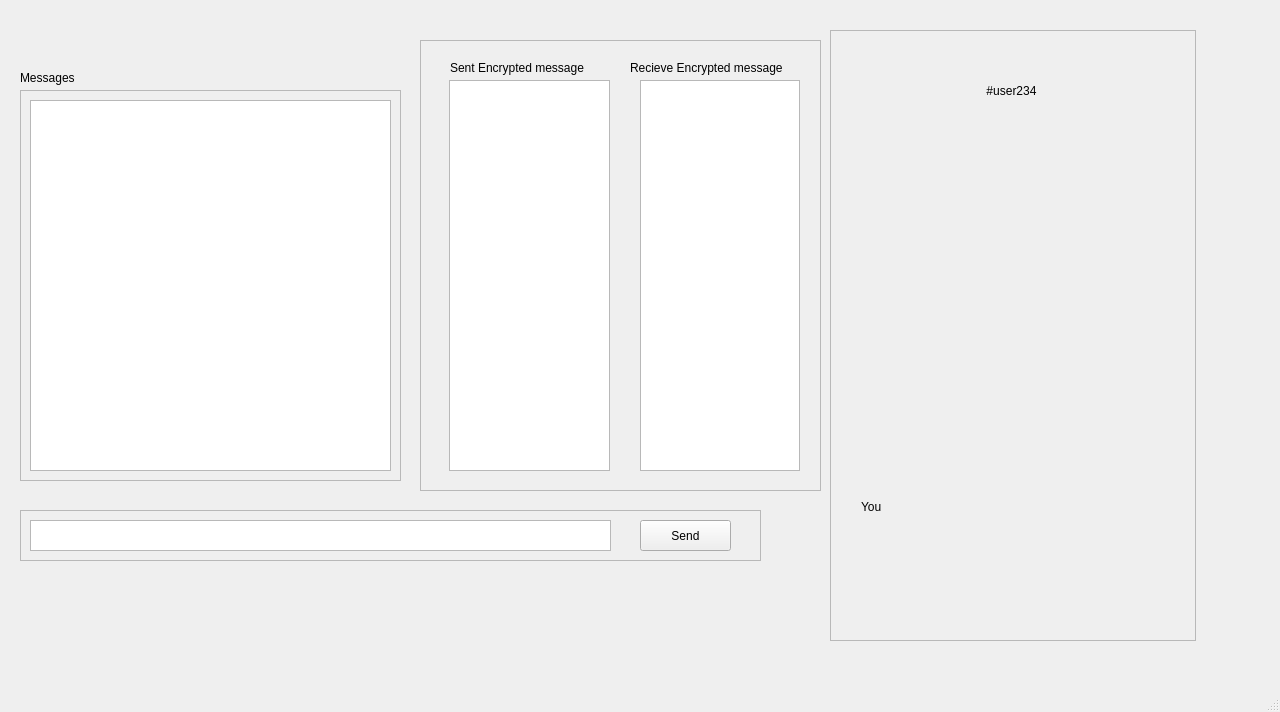
This is qc.ui in SiddharthChoudhary/Qmessenger as Qt 5 draws it before an edit. The edited form follows.
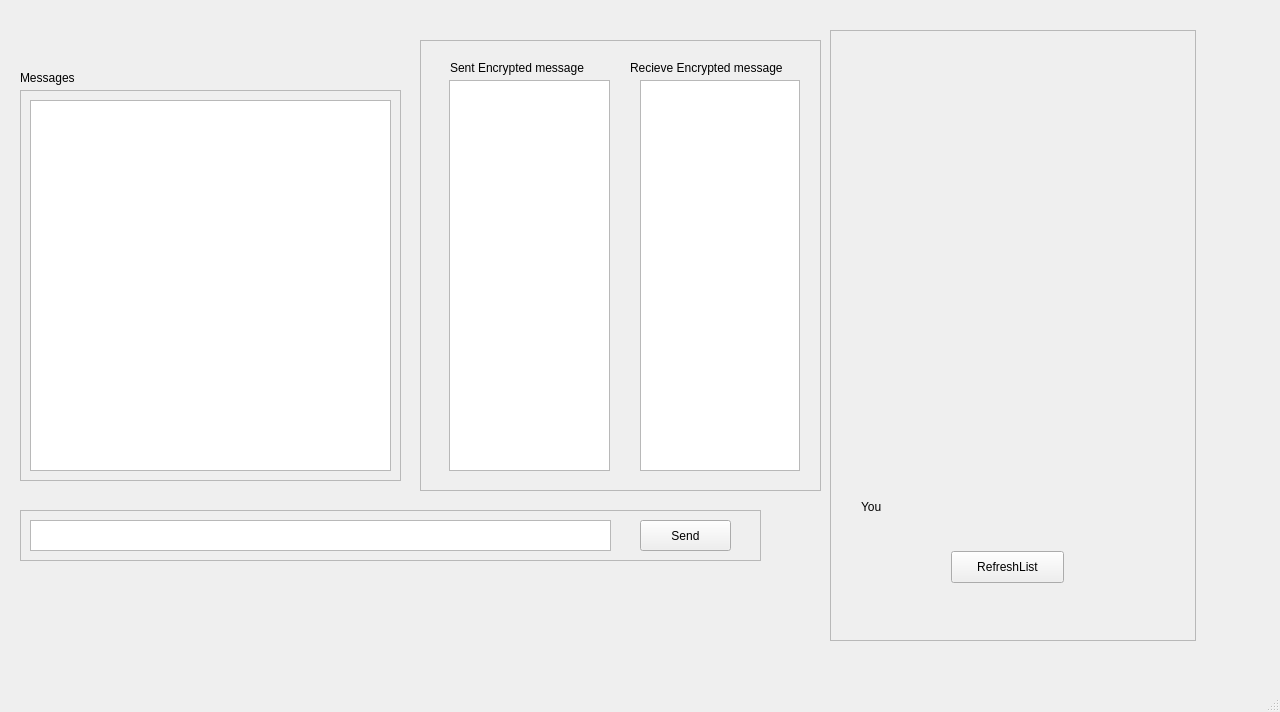
This is the edited form.

The edit to the form file:
```diff
--- a/qc.ui
+++ b/qc.ui
@@ -194,28 +194,6 @@
        <height>609</height>
       </rect>
      </property>
-     <widget class="QWidget" name="horizontalLayoutWidget">
-      <property name="geometry">
-       <rect>
-        <x>10</x>
-        <y>20</y>
-        <width>341</width>
-        <height>80</height>
-       </rect>
-      </property>
-      <layout class="QHBoxLayout" name="horizontalLayout">
-       <item>
-        <widget class="QLabel" name="OnlineUser">
-         <property name="text">
-          <string>#user234</string>
-         </property>
-         <property name="alignment">
-          <set>Qt::AlignCenter</set>
-         </property>
-        </widget>
-       </item>
-      </layout>
-     </widget>
      <widget class="QWidget" name="horizontalLayoutWidget_5">
       <property name="geometry">
        <rect>
@@ -235,6 +213,19 @@
        </item>
       </layout>
      </widget>
+     <widget class="QPushButton" name="pushButton">
+      <property name="geometry">
+       <rect>
+        <x>120</x>
+        <y>520</y>
+        <width>113</width>
+        <height>32</height>
+       </rect>
+      </property>
+      <property name="text">
+       <string>RefreshList</string>
+      </property>
+     </widget>
     </widget>
    </widget>
   </widget>
```
